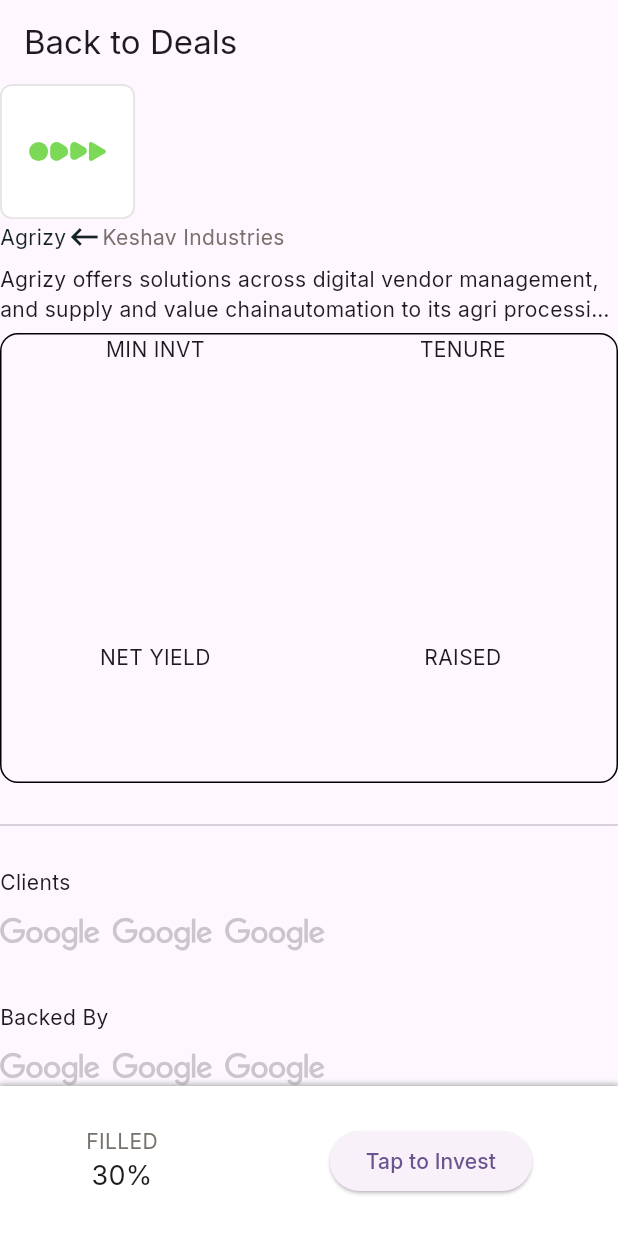
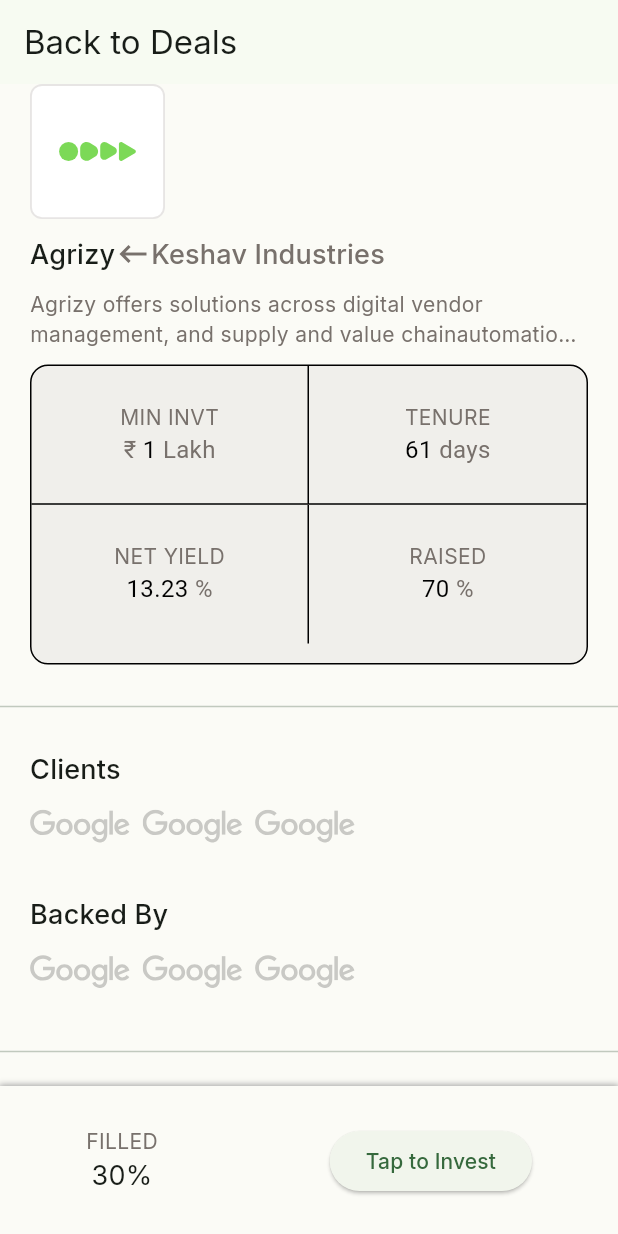
Before and after one commit to rithin-prakash/tap_invest, a Flutter app: the screen it shows after launch, on a phone screen of 412 x 824 dp. Run offline on Flutter 3.47's test engine with Material 3 defaults, Android fonts, the light colour scheme and no system bars; our stand-ins replace flutter_svg, lottie; missing offline and left inert: swipeable_button.

Commit message:
details page ui fix

```diff
--- a/lib/main.dart
+++ b/lib/main.dart
@@ -12,10 +12,11 @@
   @override
   Widget build(BuildContext context) {
     return MaterialApp(
-      title: 'Flutter Demo',
+      title: 'Tap Invest',
       theme: ThemeData(
+        primaryColor: const Color(0xFFFBFBF6),
         fontFamily: 'Inter',
-        colorScheme: ColorScheme.fromSeed(seedColor: Colors.deepPurple),
+        colorScheme: ColorScheme.fromSeed(seedColor: const Color(0xFFFBFBF6)),
         useMaterial3: true,
       ),
       home: const DetailsPage(),
--- a/lib/pages/details/details_page.dart
+++ b/lib/pages/details/details_page.dart
@@ -1,13 +1,11 @@
 import 'package:flutter/material.dart';
 
-import 'package:flutter_svg/svg.dart';
-
-import 'package:tap_invest/core/assets_images.dart';
+import 'package:tap_invest/pages/details/widgets/company_details_container.dart';
+import 'package:tap_invest/pages/details/widgets/key_metrics_container.dart';
+import 'package:tap_invest/pages/details/widgets/logo_list.dart';
+import 'package:tap_invest/pages/details/widgets/hightlights.dart';
 import 'package:tap_invest/core/shared_widgets/common_divider.dart';
-import 'package:tap_invest/core/styles.dart';
 import 'package:tap_invest/pages/details/widgets/details_page_bottom_bar.dart';
-import 'package:tap_invest/pages/details/widgets/hightlights.dart';
-import 'package:tap_invest/pages/details/widgets/logo_list.dart';
 
 class DetailsPage extends StatelessWidget {
   const DetailsPage({super.key});
@@ -15,89 +13,43 @@
   @override
   Widget build(BuildContext context) {
     return Scaffold(
+      backgroundColor: const Color(0xFFFBFBF6),
       appBar: AppBar(
         title: const Text('Back to Deals'),
       ),
-      body: Column(
+      body: const Column(
         children: [
           Expanded(
             child: SingleChildScrollView(
               child: Column(
                 crossAxisAlignment: CrossAxisAlignment.start,
                 children: [
-                  SvgPicture.asset(
-                    AssetImages.companyLogo,
-                    alignment: Alignment.centerLeft,
-                  ),
-                  const Row(
-                    children: [
-                      Text(
-                        'Agrizy',
-                        style: TextStyle(color: Styles.textActiveColor),
-                      ),
-                      Icon(
-                        Icons.keyboard_backspace,
-                        color: Styles.textActiveColor,
-                      ),
-                      Text(
-                        'Keshav Industries',
-                        style: Styles.stoneTextStyles,
-                      ),
-                    ],
-                  ),
-                  const SizedBox(height: 6),
-                  const Text(
-                    'Agrizy offers solutions across digital vendor management, and supply and value chainautomation to its agri processing units. Agrizy, a Bengaluru-based agri tech startup.',
-                    maxLines: 2,
-                    overflow: TextOverflow.ellipsis,
-                  ),
-                  const SizedBox(height: 6),
-                  Container(
-                    decoration: BoxDecoration(
-                      borderRadius: BorderRadius.circular(12),
-                      border: Border.all(width: 1),
-                    ),
-                    height: 300,
-                    child: GridView.count(
-                      physics: const NeverScrollableScrollPhysics(),
-                      crossAxisCount: 2,
-                      children: const [
-                        Column(
-                          children: [
-                            Text('MIN INVT'),
-                          ],
-                        ),
-                        Column(
-                          children: [Text('TENURE')],
-                        ),
-                        Column(
-                          children: [Text('NET YIELD')],
-                        ),
-                        Column(
-                          children: [Text('RAISED')],
-                        ),
-                      ],
-                    ),
-                  ),
-                  const CommonDivider(),
+                  CompanyDetailsContainer(),
+
+                  CommonDivider(),
 
                   //clients
-                  const LogoList(title: 'Clients'),
-                  const SizedBox(height: 20),
+                  LogoList(title: 'Clients'),
+                  SizedBox(height: 20),
                   //backed by
-                  const LogoList(title: 'Backed By'),
+                  LogoList(title: 'Backed By'),
 
-                  const CommonDivider(),
+                  CommonDivider(),
 
                   //highlights
-                  const Highlights(),
+                  Highlights(),
 
-                  const CommonDivider(),
+                  CommonDivider(),
+
+                  //key metrics
+                  KeyMetricsContainer(),
+
+                  CommonDivider()
                 ],
               ),
             ),
           ),
-          const DetailsPageBottomBar()
+          DetailsPageBottomBar()
         ],
       ),
     );
--- /dev/null
+++ b/lib/pages/details/widgets/company_details_container.dart
@@ -0,0 +1,160 @@
+import 'package:flutter/material.dart';
+
+import 'package:flutter_svg/svg.dart';
+
+import 'package:tap_invest/core/assets_images.dart';
+import 'package:tap_invest/core/styles.dart';
+import 'package:tap_invest/pages/details/widgets/grid_info.dart';
+
+class CompanyDetailsContainer extends StatelessWidget {
+  const CompanyDetailsContainer({super.key});
+
+  @override
+  Widget build(BuildContext context) {
+    return Padding(
+      padding: const EdgeInsets.symmetric(horizontal: 20.0),
+      child: Column(
+        crossAxisAlignment: CrossAxisAlignment.start,
+        children: [
+          SvgPicture.asset(
+            AssetImages.companyLogo,
+            alignment: Alignment.centerLeft,
+          ),
+          const SizedBox(height: 10),
+          Row(
+            children: [
+              Text(
+                'Agrizy',
+                style: Theme.of(context)
+                    .textTheme
+                    .titleMedium
+                    ?.copyWith(fontWeight: FontWeight.w500, fontSize: 18),
+              ),
+              const Icon(
+                Icons.keyboard_backspace,
+                color: Styles.stoneColor,
+              ),
+              Text(
+                'Keshav Industries',
+                style: Theme.of(context).textTheme.titleMedium?.copyWith(
+                    fontWeight: FontWeight.w500,
+                    fontSize: 18,
+                    color: Styles.stoneColor),
+              ),
+            ],
+          ),
+          const SizedBox(height: 10),
+          const Text(
+            'Agrizy offers solutions across digital vendor management, and supply and value chainautomation to its agri processing units. Agrizy, a Bengaluru-based agri tech startup.',
+            style: TextStyle(color: Styles.stoneColor),
+            maxLines: 2,
+            overflow: TextOverflow.ellipsis,
+          ),
+          const SizedBox(height: 10),
+
+          //gridinfo
+          GridInfo(
+            first: Column(
+              mainAxisAlignment: MainAxisAlignment.center,
+              children: [
+                Text(
+                  'MIN INVT',
+                  style: Styles.stoneTextStyles.copyWith(fontSize: 14),
+                ),
+                Text.rich(
+                  TextSpan(
+                    text: '₹ ',
+                    style: Styles.stoneTextStyles.copyWith(fontSize: 16),
+                    children: [
+                      TextSpan(
+                        text: '1',
+                        style: Styles.stoneTextStyles
+                            .copyWith(fontSize: 16, color: Colors.black),
+                      ),
+                      TextSpan(
+                        text: ' Lakh',
+                        style: Styles.stoneTextStyles.copyWith(fontSize: 16),
+                      )
+                    ],
+                  ),
+                ),
+              ],
+            ),
+            second: Column(
+              mainAxisAlignment: MainAxisAlignment.center,
+              children: [
+                Text(
+                  'TENURE',
+                  style: Styles.stoneTextStyles.copyWith(fontSize: 14),
+                ),
+                Text.rich(
+                  TextSpan(
+                    text: '61',
+                    style: Styles.stoneTextStyles
+                        .copyWith(fontSize: 16, color: Colors.black),
+                    children: [
+                      TextSpan(
+                        text: ' days',
+                        style: Styles.stoneTextStyles.copyWith(
+                          fontSize: 16,
+                        ),
+                      ),
+                    ],
+                  ),
+                ),
+              ],
+            ),
+            third: Column(
+              mainAxisAlignment: MainAxisAlignment.center,
+              children: [
+                Text(
+                  'NET YIELD',
+                  style: Styles.stoneTextStyles.copyWith(fontSize: 14),
+                ),
+                Text.rich(
+                  TextSpan(
+                    text: '13.23',
+                    style: Styles.stoneTextStyles
+                        .copyWith(fontSize: 16, color: Colors.black),
+                    children: [
+                      TextSpan(
+                        text: ' %',
+                        style: Styles.stoneTextStyles.copyWith(
+                          fontSize: 16,
+                        ),
+                      ),
+                    ],
+                  ),
+                ),
+              ],
+            ),
+            fourth: Column(
+              mainAxisAlignment: MainAxisAlignment.center,
+              children: [
+                Text(
+                  'RAISED',
+                  style: Styles.stoneTextStyles.copyWith(fontSize: 14),
+                ),
+                Text.rich(
+                  TextSpan(
+                    text: '70',
+                    style: Styles.stoneTextStyles
+                        .copyWith(fontSize: 16, color: Colors.black),
+                    children: [
+                      TextSpan(
+                        text: ' %',
+                        style: Styles.stoneTextStyles.copyWith(
+                          fontSize: 16,
+                        ),
+                      ),
+                    ],
+                  ),
+                ),
+              ],
+            ),
+          ),
+        ],
+      ),
+    );
+  }
+}
--- a/lib/pages/details/widgets/details_page_bottom_bar.dart
+++ b/lib/pages/details/widgets/details_page_bottom_bar.dart
@@ -12,7 +12,7 @@
     return Container(
       height: 100,
       decoration: const BoxDecoration(
-        color: Colors.white,
+        color: Color(0xFFFBFBF6),
         boxShadow: [
           BoxShadow(
             color: Colors.grey,
--- /dev/null
+++ b/lib/pages/details/widgets/grid_info.dart
@@ -0,0 +1,89 @@
+import 'package:flutter/material.dart';
+
+class GridInfo extends StatelessWidget {
+  const GridInfo({
+    super.key,
+    required this.first,
+    required this.second,
+    required this.third,
+    required this.fourth,
+  });
+
+  final Widget first;
+  final Widget second;
+  final Widget third;
+  final Widget fourth;
+
+  @override
+  Widget build(BuildContext context) {
+    return Container(
+      decoration: BoxDecoration(
+        color: const Color(0xFFD6D3D1).withOpacity(.3),
+        borderRadius: BorderRadius.circular(12),
+        border: Border.all(width: 1),
+      ),
+      height: 200,
+      child: GridView.count(
+        padding: EdgeInsets.zero,
+        physics: const NeverScrollableScrollPhysics(),
+        childAspectRatio: 2,
+        crossAxisCount: 2,
+        children: [
+          GridTile(
+            child: Container(
+              height: 100,
+              decoration: const BoxDecoration(
+                border: Border(
+                  bottom: BorderSide(
+                    color: Colors.black,
+                    width: 1,
+                  ),
+                  right: BorderSide(
+                    color: Colors.black,
+                    width: 1,
+                  ),
+                ),
+              ),
+              child: first,
+            ),
+          ),
+          GridTile(
+            child: Container(
+              height: 100,
+              decoration: const BoxDecoration(
+                border: Border(
+                  bottom: BorderSide(
+                    color: Colors.black,
+                    width: 1,
+                  ),
+                ),
+              ),
+              child: second,
+            ),
+          ),
+          GridTile(
+            child: Container(
+              height: 100,
+              decoration: const BoxDecoration(
+                border: Border(
+                  right: BorderSide(
+                    color: Colors.black,
+                    width: 1,
+                  ),
+                ),
+              ),
+              child: third,
+            ),
+          ),
+          GridTile(
+            child: Container(
+              height: 100,
+              decoration: const BoxDecoration(),
+              child: fourth,
+            ),
+          ),
+        ],
+      ),
+    );
+  }
+}
--- a/lib/pages/details/widgets/hightlights.dart
+++ b/lib/pages/details/widgets/hightlights.dart
@@ -7,12 +7,17 @@
 
   @override
   Widget build(BuildContext context) {
-    return Column(
+    return Padding(
+      padding: const EdgeInsets.only(left: 20.0),
+      child: Column(
         crossAxisAlignment: CrossAxisAlignment.start,
         children: [
           Text(
             'Highlights',
-          style: Theme.of(context).textTheme.titleMedium,
+            style: Theme.of(context)
+                .textTheme
+                .titleMedium
+                ?.copyWith(fontWeight: FontWeight.w500, fontSize: 18),
           ),
           const SizedBox(height: 10),
           SizedBox(
@@ -26,6 +31,7 @@
             ),
           ),
         ],
+      ),
     );
   }
 }
--- a/lib/pages/details/widgets/logo_list.dart
+++ b/lib/pages/details/widgets/logo_list.dart
@@ -11,10 +11,18 @@
 
   @override
   Widget build(BuildContext context) {
-    return Column(
+    return Padding(
+      padding: const EdgeInsets.symmetric(horizontal: 20.0),
+      child: Column(
         crossAxisAlignment: CrossAxisAlignment.start,
         children: [
-        Text(title),
+          Text(
+            title,
+            style: Theme.of(context)
+                .textTheme
+                .titleMedium
+                ?.copyWith(fontWeight: FontWeight.w500, fontSize: 18),
+          ),
           SizedBox(
             height: 50,
             child: ListView(
@@ -28,6 +36,7 @@
             ),
           ),
         ],
+      ),
     );
   }
 }
--- a/lib/pages/sign_contract/sign_contract_page.dart
+++ b/lib/pages/sign_contract/sign_contract_page.dart
@@ -19,7 +19,7 @@
             const SizedBox(height: 12),
             ButtonNormal(
               onPressed: () {
-                Navigator.push(
+                Navigator.pushReplacement(
                   context,
                   MaterialPageRoute(
                     builder: (_) => const AllDonePage(),
```
Lines whose indentation alone changed are shown as unchanged.
